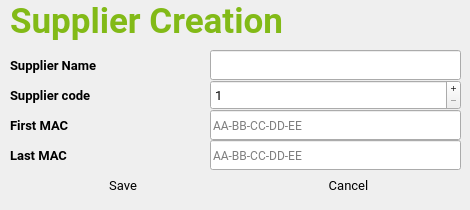
The window that src/lsng/hmi/edit_supplier/edit_supplier_ui.ui (LogicomDev/SerialNumberGenerator) describes before a commit, drawn with Qt 5.
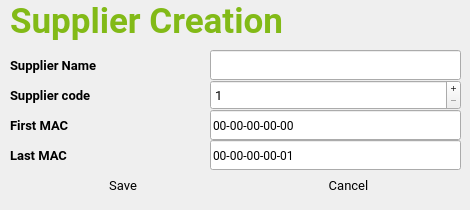
The same window after the commit.

Patch:
```diff
--- a/src/lsng/hmi/edit_supplier/edit_supplier_ui.ui
+++ b/src/lsng/hmi/edit_supplier/edit_supplier_ui.ui
@@ -246,8 +246,11 @@
       <property name="inputMask">
        <string/>
       </property>
+      <property name="text">
+       <string>00-00-00-00-01</string>
+      </property>
       <property name="placeholderText">
-       <string>AA-BB-CC-DD-EE</string>
+       <string/>
       </property>
      </widget>
     </item>
@@ -421,8 +424,11 @@
       <property name="inputMask">
        <string/>
       </property>
+      <property name="text">
+       <string>00-00-00-00-00</string>
+      </property>
       <property name="placeholderText">
-       <string>AA-BB-CC-DD-EE</string>
+       <string/>
       </property>
      </widget>
     </item>
```
